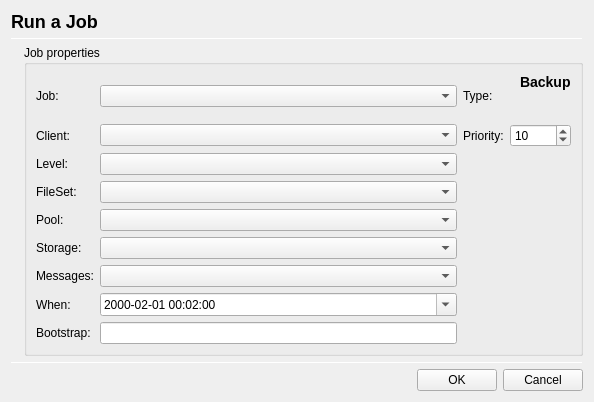
The window that bacula/src/qt-console/run/run.ui (rkorzeniewski/bacula) describes before a commit, drawn with Qt 5.
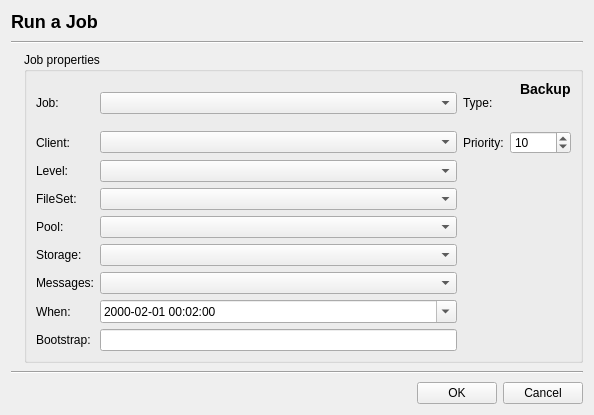
The same window after the commit. Icons and pictures are not drawn.

Commit message: bat: small fix on hrule

What changed in the file:
```diff
--- a/bacula/src/qt-console/run/run.ui
+++ b/bacula/src/qt-console/run/run.ui
@@ -6,7 +6,7 @@
     <x>0</x>
     <y>0</y>
     <width>594</width>
-    <height>402</height>
+    <height>415</height>
    </rect>
   </property>
   <property name="sizePolicy" >
@@ -45,6 +45,12 @@
        <verstretch>0</verstretch>
       </sizepolicy>
      </property>
+     <property name="minimumSize" >
+      <size>
+       <width>0</width>
+       <height>5</height>
+      </size>
+     </property>
      <property name="orientation" >
       <enum>Qt::Horizontal</enum>
      </property>
@@ -300,6 +306,12 @@
        <verstretch>0</verstretch>
       </sizepolicy>
      </property>
+     <property name="minimumSize" >
+      <size>
+       <width>0</width>
+       <height>5</height>
+      </size>
+     </property>
      <property name="orientation" >
       <enum>Qt::Horizontal</enum>
      </property>
```
